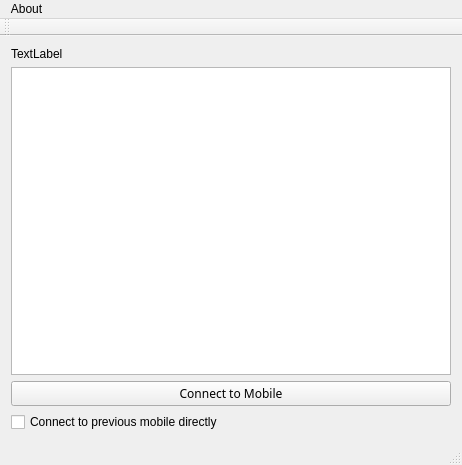
First picture: the form in ookjorwindow.ui, repository ykasidit/Ookjor, before the edit.
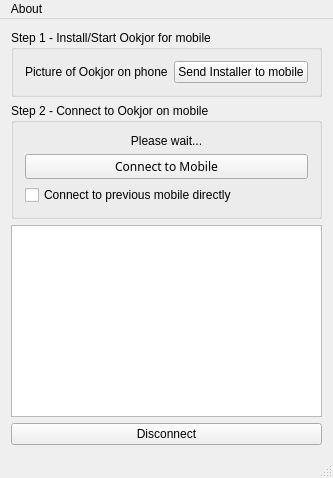
Second picture: the form after the edit.

Commit message: added steps, disconnect, layout resizing, updated todos

```diff
--- a/ookjorwindow.ui
+++ b/ookjorwindow.ui
@@ -2,18 +2,10 @@
 <ui version="4.0">
  <class>OokjorWindow</class>
  <widget class="QMainWindow" name="OokjorWindow">
-  <property name="geometry">
-   <rect>
-    <x>0</x>
-    <y>0</y>
-    <width>462</width>
-    <height>465</height>
-   </rect>
-  </property>
   <property name="sizePolicy">
-   <sizepolicy hsizetype="Expanding" vsizetype="Expanding">
-    <horstretch>1</horstretch>
-    <verstretch>1</verstretch>
+   <sizepolicy hsizetype="Minimum" vsizetype="Minimum">
+    <horstretch>0</horstretch>
+    <verstretch>0</verstretch>
    </sizepolicy>
   </property>
   <property name="windowTitle">
@@ -24,76 +16,180 @@
   </property>
   <widget class="QWidget" name="centralWidget">
    <property name="sizePolicy">
-    <sizepolicy hsizetype="Expanding" vsizetype="Expanding">
-     <horstretch>1</horstretch>
-     <verstretch>1</verstretch>
+    <sizepolicy hsizetype="Minimum" vsizetype="Minimum">
+     <horstretch>0</horstretch>
+     <verstretch>0</verstretch>
     </sizepolicy>
    </property>
+   <property name="minimumSize">
+    <size>
+     <width>0</width>
+     <height>0</height>
+    </size>
+   </property>
    <layout class="QVBoxLayout" name="verticalLayout">
     <item>
-     <widget class="QLabel" name="label">
-      <property name="text">
-       <string>TextLabel</string>
+     <widget class="QGroupBox" name="groupBox_1">
+      <property name="sizePolicy">
+       <sizepolicy hsizetype="MinimumExpanding" vsizetype="MinimumExpanding">
+        <horstretch>0</horstretch>
+        <verstretch>0</verstretch>
+       </sizepolicy>
       </property>
+      <property name="title">
+       <string>Step 1 - Install/Start Ookjor for mobile</string>
+      </property>
+      <property name="flat">
+       <bool>false</bool>
+      </property>
+      <layout class="QHBoxLayout" name="horizontalLayout">
+       <item>
+        <widget class="QLabel" name="startPicLabel">
+         <property name="sizePolicy">
+          <sizepolicy hsizetype="MinimumExpanding" vsizetype="MinimumExpanding">
+           <horstretch>0</horstretch>
+           <verstretch>0</verstretch>
+          </sizepolicy>
+         </property>
+         <property name="text">
+          <string>Picture of Ookjor on phone</string>
+         </property>
+        </widget>
+       </item>
+       <item>
+        <widget class="QPushButton" name="startSendButton">
+         <property name="sizePolicy">
+          <sizepolicy hsizetype="MinimumExpanding" vsizetype="MinimumExpanding">
+           <horstretch>0</horstretch>
+           <verstretch>0</verstretch>
+          </sizepolicy>
+         </property>
+         <property name="text">
+          <string>Send Installer to mobile</string>
+         </property>
+        </widget>
+       </item>
+      </layout>
      </widget>
     </item>
     <item>
-     <widget class="QGraphicsView" name="graphicsView"/>
+     <widget class="QGroupBox" name="groupBox_2">
+      <property name="sizePolicy">
+       <sizepolicy hsizetype="MinimumExpanding" vsizetype="MinimumExpanding">
+        <horstretch>0</horstretch>
+        <verstretch>0</verstretch>
+       </sizepolicy>
+      </property>
+      <property name="title">
+       <string>Step 2 - Connect to Ookjor on mobile</string>
+      </property>
+      <layout class="QVBoxLayout" name="verticalLayout_2">
+       <item>
+        <widget class="QLabel" name="connectLoadingLabel">
+         <property name="sizePolicy">
+          <sizepolicy hsizetype="MinimumExpanding" vsizetype="MinimumExpanding">
+           <horstretch>0</horstretch>
+           <verstretch>0</verstretch>
+          </sizepolicy>
+         </property>
+         <property name="text">
+          <string>Please wait...</string>
+         </property>
+         <property name="alignment">
+          <set>Qt::AlignCenter</set>
+         </property>
+        </widget>
+       </item>
+       <item>
+        <widget class="QPushButton" name="connectButton">
+         <property name="sizePolicy">
+          <sizepolicy hsizetype="MinimumExpanding" vsizetype="MinimumExpanding">
+           <horstretch>0</horstretch>
+           <verstretch>0</verstretch>
+          </sizepolicy>
+         </property>
+         <property name="minimumSize">
+          <size>
+           <width>0</width>
+           <height>0</height>
+          </size>
+         </property>
+         <property name="baseSize">
+          <size>
+           <width>45</width>
+           <height>0</height>
+          </size>
+         </property>
+         <property name="font">
+          <font>
+           <family>Arial Black</family>
+          </font>
+         </property>
+         <property name="text">
+          <string>Connect to Mobile</string>
+         </property>
+        </widget>
+       </item>
+       <item>
+        <widget class="QCheckBox" name="connectPrevCheckBox">
+         <property name="sizePolicy">
+          <sizepolicy hsizetype="MinimumExpanding" vsizetype="MinimumExpanding">
+           <horstretch>0</horstretch>
+           <verstretch>0</verstretch>
+          </sizepolicy>
+         </property>
+         <property name="text">
+          <string>Connect to previous mobile directly</string>
+         </property>
+        </widget>
+       </item>
+      </layout>
+     </widget>
     </item>
     <item>
-     <widget class="QPushButton" name="pushButton">
+     <widget class="QGraphicsView" name="liveView">
       <property name="sizePolicy">
-       <sizepolicy hsizetype="MinimumExpanding" vsizetype="Fixed">
-        <horstretch>1</horstretch>
-        <verstretch>1</verstretch>
+       <sizepolicy hsizetype="MinimumExpanding" vsizetype="MinimumExpanding">
+        <horstretch>0</horstretch>
+        <verstretch>0</verstretch>
        </sizepolicy>
       </property>
-      <property name="minimumSize">
-       <size>
-        <width>45</width>
-        <height>0</height>
-       </size>
+      <property name="autoFillBackground">
+       <bool>false</bool>
       </property>
-      <property name="baseSize">
-       <size>
-        <width>45</width>
-        <height>0</height>
-       </size>
-      </property>
-      <property name="font">
-       <font>
-        <family>Arial Black</family>
-       </font>
-      </property>
-      <property name="text">
-       <string>Connect to Mobile</string>
-      </property>
      </widget>
     </item>
     <item>
-     <widget class="QCheckBox" name="checkBox">
+     <widget class="QPushButton" name="liveDisconnectButton">
       <property name="sizePolicy">
-       <sizepolicy hsizetype="Minimum" vsizetype="Fixed">
-        <horstretch>1</horstretch>
-        <verstretch>1</verstretch>
+       <sizepolicy hsizetype="MinimumExpanding" vsizetype="MinimumExpanding">
+        <horstretch>0</horstretch>
+        <verstretch>0</verstretch>
        </sizepolicy>
       </property>
       <property name="text">
-       <string>Connect to previous mobile directly</string>
+       <string>Disconnect</string>
       </property>
      </widget>
     </item>
    </layout>
   </widget>
+  <widget class="QStatusBar" name="statusBar"/>
   <widget class="QMenuBar" name="menuBar">
    <property name="geometry">
     <rect>
      <x>0</x>
      <y>0</y>
-     <width>462</width>
+     <width>388</width>
      <height>25</height>
     </rect>
    </property>
+   <property name="sizePolicy">
+    <sizepolicy hsizetype="Minimum" vsizetype="Minimum">
+     <horstretch>0</horstretch>
+     <verstretch>0</verstretch>
+    </sizepolicy>
+   </property>
    <widget class="QMenu" name="menuAbout">
     <property name="title">
      <string>About</string>
@@ -102,15 +198,6 @@
    </widget>
    <addaction name="menuAbout"/>
   </widget>
-  <widget class="QToolBar" name="mainToolBar">
-   <attribute name="toolBarArea">
-    <enum>TopToolBarArea</enum>
-   </attribute>
-   <attribute name="toolBarBreak">
-    <bool>false</bool>
-   </attribute>
-  </widget>
-  <widget class="QStatusBar" name="statusBar"/>
   <action name="actionAbout">
    <property name="text">
     <string>About</string>
```
Left out of the diff: 10 changed lines with no effect on the pictures. The commit also changes 6 other files.
